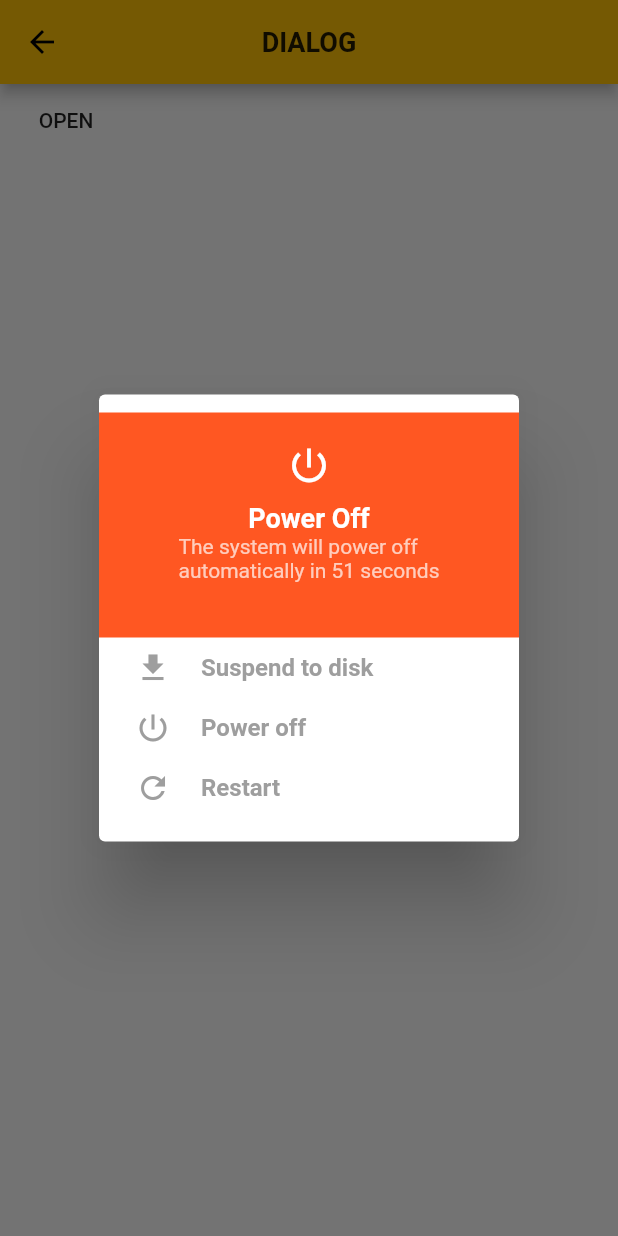
After one commit to duytq94/flutter-demo, a Flutter app: the DuyDialog screen opened directly, after a tap on "OPEN", on a phone screen of 412 x 824 dp. The commit adds this screen. Run offline on Flutter 3.47's test engine with Material 2 defaults, Android fonts, the phone set to English and light mode, and no system bars; our stand-ins replace image_picker; missing offline and left inert: fluttery, fluttery_audio.

Commit message:
add dialog screen

```diff
--- /dev/null
+++ b/lib/dialog.dart
@@ -0,0 +1,153 @@
+import 'dart:async';
+import 'dart:io';
+
+import 'package:flutter/material.dart';
+import 'package:flutter/scheduler.dart';
+import 'package:image_picker/image_picker.dart';
+
+class DuyDialog extends StatelessWidget {
+  @override
+  Widget build(BuildContext context) {
+    return new Scaffold(
+      appBar: new AppBar(
+        title: new Text(
+          "DIALOG",
+          style: new TextStyle(fontSize: 18.0, fontWeight: FontWeight.bold),
+        ),
+        centerTitle: true,
+      ),
+      body: new DuyDialogScreen(),
+    );
+  }
+}
+
+class DuyDialogScreen extends StatefulWidget {
+  @override
+  State createState() => new DuyDialogScreenState();
+}
+
+enum Answer { YES, NO, MAYBE }
+
+class DuyDialogScreenState extends State<DuyDialogScreen> {
+  String userAnswer = '';
+
+  void setAnswer(String value) {
+    setState(() {
+      userAnswer = value;
+    });
+  }
+
+  Future<Null> _askedToLead() async {
+    switch (await showDialog(
+        context: context,
+        builder: (BuildContext context) {
+          return new SimpleDialog(
+            children: <Widget>[
+              new Container(
+                color: Colors.deepOrange,
+                height: 150.0,
+                margin: new EdgeInsets.all(0.0),
+                child: new Column(
+                  children: <Widget>[
+                    new Container(
+                      child: new Icon(
+                        Icons.power_settings_new,
+                        size: 30.0,
+                        color: Colors.white,
+                      ),
+                      margin: new EdgeInsets.only(top: 20.0, bottom: 10.0),
+                    ),
+                    new Text(
+                      'Power Off',
+                      style: new TextStyle(color: Colors.white, fontSize: 18.0, fontWeight: FontWeight.bold),
+                    ),
+                    new Text(
+                      'The system will power off\nautomatically in 51 seconds',
+                      style: new TextStyle(color: Colors.white70, fontSize: 14.0),
+                    ),
+                  ],
+                ),
+              ),
+              new SimpleDialogOption(
+                onPressed: () {
+                  Navigator.pop(context, Answer.YES);
+                },
+                child: new Row(
+                  children: <Widget>[
+                    new Container(
+                      child: new Icon(
+                        Icons.file_download,
+                        color: Colors.grey,
+                      ),
+                      margin: new EdgeInsets.only(right: 20.0),
+                    ),
+                    new Text(
+                      'Suspend to disk',
+                      style: new TextStyle(color: Colors.grey, fontWeight: FontWeight.bold),
+                    )
+                  ],
+                ),
+              ),
+              new SimpleDialogOption(
+                onPressed: () {
+                  Navigator.pop(context, Answer.YES);
+                },
+                child: new Row(
+                  children: <Widget>[
+                    new Container(
+                      child: new Icon(
+                        Icons.power_settings_new,
+                        color: Colors.grey,
+                      ),
+                      margin: new EdgeInsets.only(right: 20.0),
+                    ),
+                    new Text(
+                      'Power off',
+                      style: new TextStyle(color: Colors.grey, fontWeight: FontWeight.bold),
+                    )
+                  ],
+                ),
+              ),
+              new SimpleDialogOption(
+                onPressed: () {
+                  Navigator.pop(context, Answer.YES);
+                },
+                child: new Row(
+                  children: <Widget>[
+                    new Container(
+                      child: new Icon(
+                        Icons.refresh,
+                        color: Colors.grey,
+                      ),
+                      margin: new EdgeInsets.only(right: 20.0),
+                    ),
+                    new Text(
+                      'Restart',
+                      style: new TextStyle(color: Colors.grey, fontWeight: FontWeight.bold),
+                    )
+                  ],
+                ),
+              ),
+            ],
+          );
+        })) {
+      case Answer.YES:
+        setAnswer('yes');
+        break;
+      case Answer.NO:
+        setAnswer('no');
+        break;
+      case Answer.MAYBE:
+        setAnswer('maybe');
+        break;
+    }
+  }
+
+  @override
+  Widget build(BuildContext context) {
+    timeDilation = 1.0;
+    return new Container(
+      child: new FlatButton(onPressed: _askedToLead, child: new Text('OPEN')),
+    );
+  }
+}
--- a/lib/main.dart
+++ b/lib/main.dart
@@ -1,3 +1,4 @@
+import 'package:demo_flutter/dialog.dart';
 import 'package:demo_flutter/edit_profile.dart';
 import 'package:demo_flutter/fetch_api.dart';
 import 'package:demo_flutter/hero_animation/hero_animation.dart';
@@ -46,6 +47,8 @@ class MainScreen extends StatelessWidget {
             buildButton(context, 'Medium clap screen', new MediumClap()),
             buildButton(context, 'Fetch api screen', new FetchApi()),
             buildButton(context, 'Detail info screen', new DetailInfo()),
+            // I named it DuyDialog cause Dialog is system name class
+            buildButton(context, 'Dialog screen', new DuyDialog()),
           ],
         ),
       ),
```
